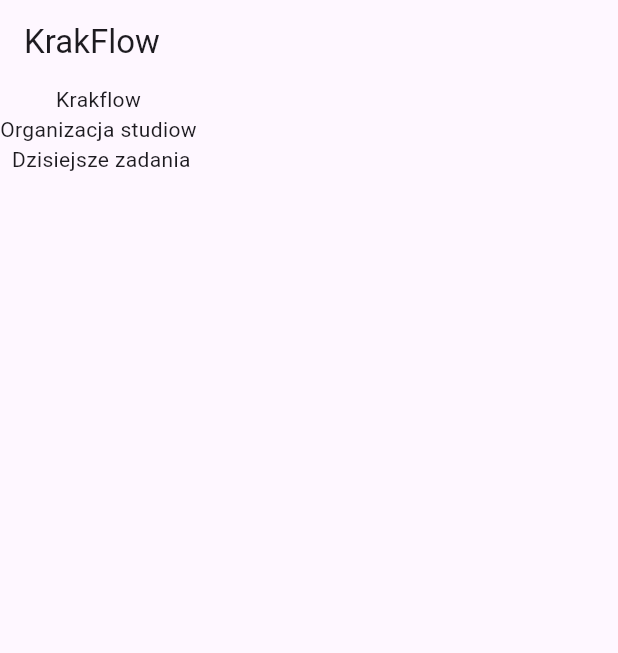
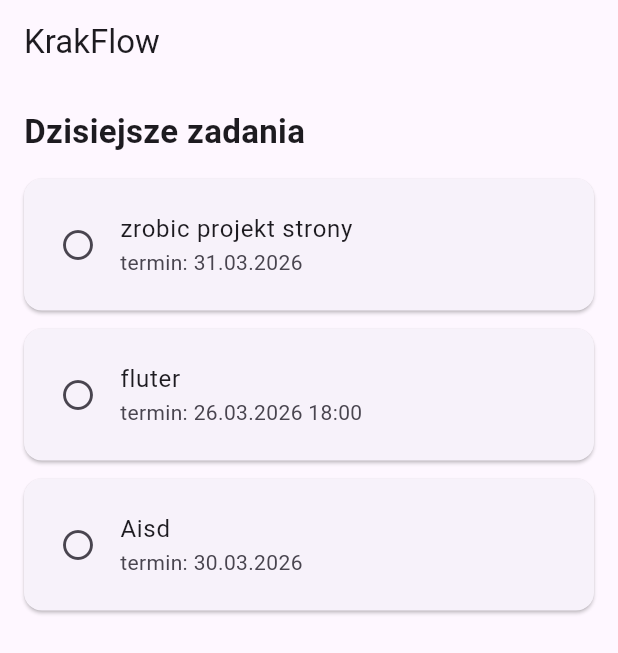
Before and after one commit to Leniwy1337/flutter-project, a Flutter app: the screen it shows after launch, on a phone screen of 412 x 824 dp. Shown: the top 653 px of the screen. Run offline on Flutter 3.47's test engine with Material 3 defaults, Android fonts, the phone set to English and light mode, and no system bars.

Commit message:
do zad 5

```diff
--- a/lib/main.dart
+++ b/lib/main.dart
@@ -3,23 +3,95 @@ void main() {
   runApp(MyApp());
 }
 class MyApp extends StatelessWidget {
+  MyApp({super.key});
+
+  final List<Task> tasks = [
+    Task(title: "zrobic projekt strony", deadline: "31.03.2026"),
+    Task(title: "fluter", deadline: "26.03.2026 18:00"),
+    Task(title: "Aisd", deadline: "30.03.2026"),
+  ];
+
+
+
+
+
   @override
   Widget build(BuildContext context) {
     return MaterialApp(
-
       home: Scaffold(
         appBar: AppBar(
           title: Text("KrakFlow"),
         ),
-        body: Column(
+
+
+        body: Padding(
+          padding: const EdgeInsets.all(16),
+          child: Column(
+            crossAxisAlignment: CrossAxisAlignment.start,
             children: [
-              Text("Krakflow "),
-              Text('Organizacja studiow '),
-              Text('Dzisiejsze zadania'),
+              const Text(
+                "Dzisiejsze zadania",
+                style: TextStyle(
+                  fontSize: 22,
+                  fontWeight: FontWeight.bold,
+                ),
+              ),
+              const SizedBox(height: 16),
+              Expanded(
+                child: ListView.builder(
+                  itemCount: tasks.length,
+                  itemBuilder: (context, index){
+                    final task = tasks[index];
+
+                    return TaskCard(
+                      title: task.title,
+                      subtitle: "termin: ${task.deadline}",
+                      icon: Icons.radio_button_unchecked,
+                    );
+                  },
+                ),
+              ),
             ],
+          ),
         ),
       ),
-
     );
   }
 }
+
+class Task {
+  final String title;
+  final String deadline;
+  Task({
+    required this.title,
+    required this.deadline
+  });
+}
+
+class TaskCard extends StatelessWidget {
+  final String title;
+  final String subtitle;
+  final IconData icon;
+
+  const TaskCard({
+    super.key,
+    required this.title,
+    required this.subtitle,
+    required this.icon,
+  });
+
+  @override
+  Widget build(BuildContext context) {
+    return Card(
+      margin: const EdgeInsets.only(bottom: 12),
+      child: Padding(
+        padding: const EdgeInsets.all(8),
+        child: ListTile(
+          leading: Icon(icon),
+          title: Text(title),
+          subtitle: Text(subtitle),
+        ),
+      ),
+      );
+  }
+}
```
